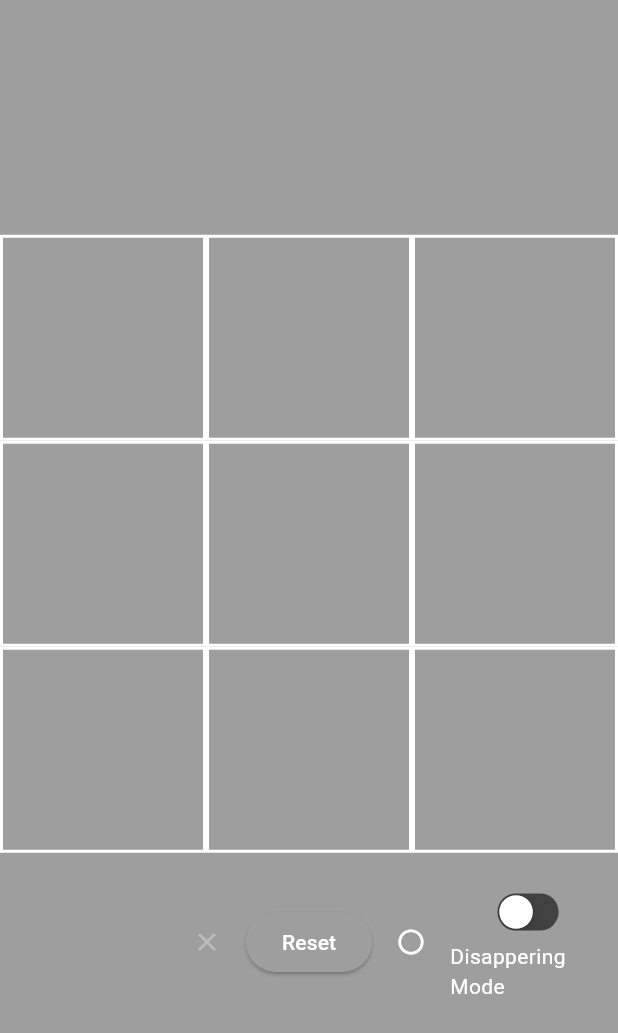
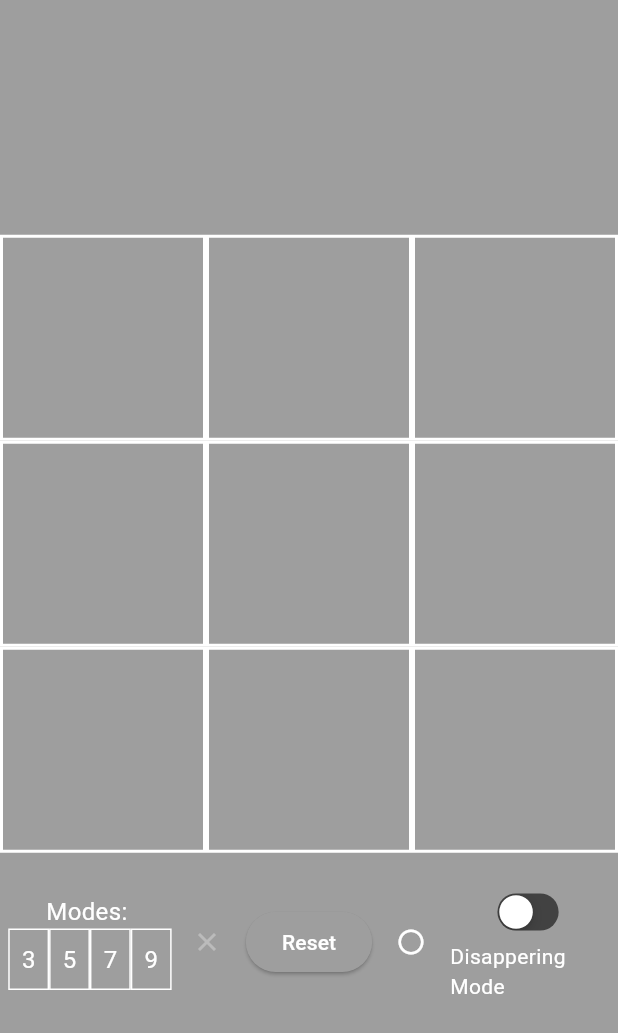
Before and after one commit to Subhashish-Mishra/infinite_tictactoe, a Flutter app: the screen it shows after launch, on a phone screen of 412 x 824 dp. Shown: the top 1033 px of the screen. Run offline on Flutter 3.47's test engine with Material 3 defaults, Android fonts, the phone set to English and light mode, and no system bars.

Commit message:
feat: grid size selector

```diff
--- a/lib/view.dart
+++ b/lib/view.dart
@@ -78,6 +78,42 @@ class GameView extends StatelessWidget {
     );
   }
 
+  Widget createGridSizeSelector() {
+    List<Widget> selectorRow = [];
+    for (var i = 3; i < 10; i = i + 2) {
+      selectorRow.add(
+        InkWell(
+          onTap: () => viewModel.setGridSize(i),
+          child: Container(
+            decoration: BoxDecoration(
+              border: Border.all(width: 1.0, color: Colors.white),
+            ),
+            padding: const EdgeInsets.all(8.0),
+            child: Text(
+              "$i",
+              style: const TextStyle(color: Colors.white, fontSize: 16.0),
+            ),
+          ),
+        ),
+      );
+    }
+    return OverflowBar(
+      overflowAlignment: OverflowBarAlignment.center,
+      alignment: MainAxisAlignment.center,
+      children: [
+        const Text(
+          "Modes: ",
+          style: TextStyle(color: Colors.white, fontSize: 16.0),
+        ),
+        OverflowBar(
+          overflowAlignment: OverflowBarAlignment.center,
+          alignment: MainAxisAlignment.center,
+          children: selectorRow,
+        ),
+      ],
+    );
+  }
+
   @override
   Widget build(BuildContext context) {
     return MaterialApp(
@@ -87,12 +123,12 @@ class GameView extends StatelessWidget {
         body: Center(
           child: SizedBox(
             width: 1000,
-            height: 1080,
+            height: 1200,
             child: LayoutBuilder(
               builder: (context, constraints) {
                 var resSize = min(
                   constraints.maxWidth / viewModel.gridSize,
-                  (constraints.maxHeight - 80) / viewModel.gridSize,
+                  (constraints.maxHeight - 200) / viewModel.gridSize,
                 );
                 return Column(
                   mainAxisAlignment: MainAxisAlignment.center,
@@ -105,7 +141,10 @@ class GameView extends StatelessWidget {
                       child: Row(
                         mainAxisAlignment: MainAxisAlignment.spaceEvenly,
                         children: [
-                          const Expanded(flex: 1, child: SizedBox.shrink()),
+                          Expanded(
+                            flex: 1,
+                            child: createGridSizeSelector(),
+                          ),
                           Row(
                             mainAxisAlignment: MainAxisAlignment.center,
                             children: [
```
Also changed, not shown: lib/view_model.dart (+11 -4 lines).
